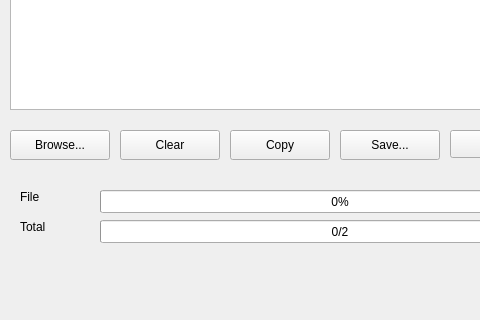
The window that xhash.ui (qux-bbb/XHash) describes before a commit, drawn with Qt 5; both pictures show x 0 to 480 and y 280 to 600 of the 800 by 600 pixel window.
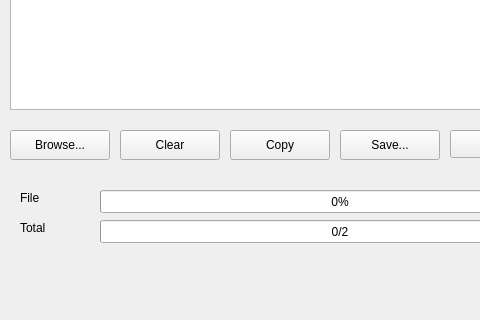
The same window after the commit.

Commit message: chinese translate

```diff
--- a/xhash.ui
+++ b/xhash.ui
@@ -161,7 +161,7 @@
      </rect>
     </property>
     <property name="text">
-     <string>&lt;html&gt;&lt;head/&gt;&lt;body&gt;&lt;p&gt;File&lt;/p&gt;&lt;/body&gt;&lt;/html&gt;</string>
+     <string>File</string>
     </property>
    </widget>
    <widget class="QLabel" name="label_total">
@@ -174,7 +174,7 @@
      </rect>
     </property>
     <property name="text">
-     <string>&lt;html&gt;&lt;head/&gt;&lt;body&gt;&lt;p&gt;Total&lt;/p&gt;&lt;/body&gt;&lt;/html&gt;</string>
+     <string>Total</string>
     </property>
    </widget>
    <widget class="QCheckBox" name="checkBox_crc32">
```
Left out of the diff: 20 changed lines with no effect on the pictures. The commit also changes 2 other files.
